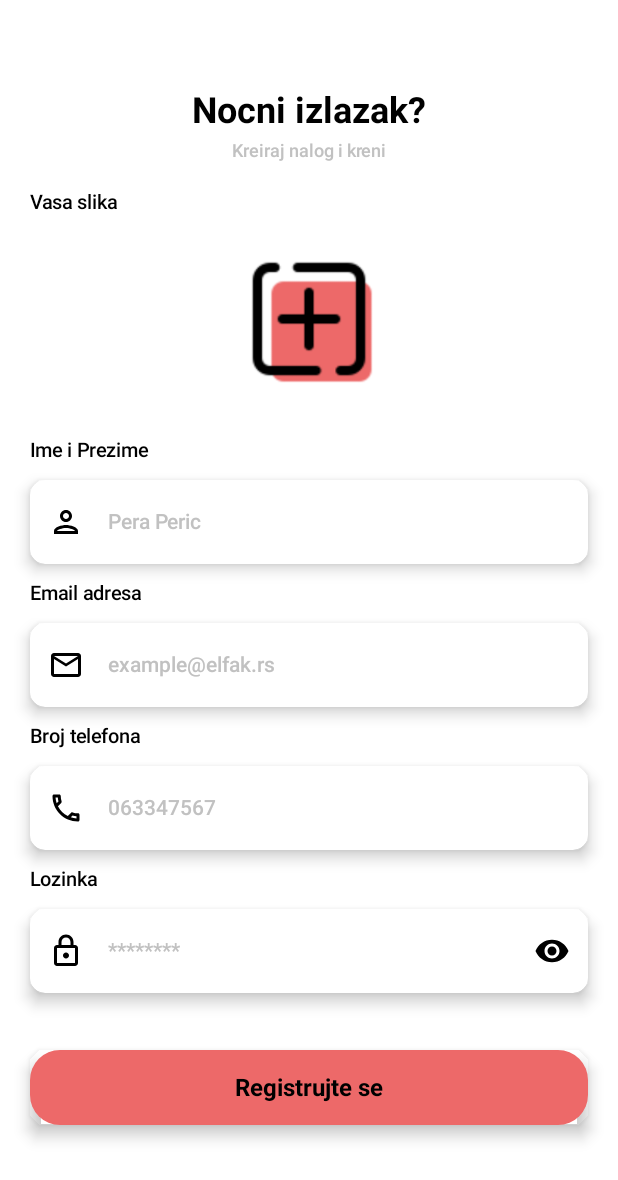
After one commit to lekeee/rmas, an Android app built with Jetpack Compose: the composable RegisterScreen called with empty values, on a phone screen of 412 x 824 dp. The commit adds this screen. Shown: the top 1180 px of the screen. Run offline under Robolectric (Android 15) with nearby library versions, the phone set to English and light mode, and no system bars.

Commit message:
Napravljen dizajn za Login i Register

```diff
--- /dev/null
+++ b/app/src/main/java/com/example/nightvibe/screens/RegisterScreen.kt
@@ -0,0 +1,137 @@
+package com.example.nightvibe.screens
+
+import android.net.Uri
+import androidx.compose.foundation.background
+import androidx.compose.foundation.layout.Box
+import androidx.compose.foundation.layout.Column
+import androidx.compose.foundation.layout.Row
+import androidx.compose.foundation.layout.Spacer
+import androidx.compose.foundation.layout.fillMaxSize
+import androidx.compose.foundation.layout.fillMaxWidth
+import androidx.compose.foundation.layout.height
+import androidx.compose.foundation.layout.padding
+import androidx.compose.foundation.rememberScrollState
+import androidx.compose.foundation.verticalScroll
+import androidx.compose.material.icons.Icons
+import androidx.compose.material.icons.outlined.Lock
+import androidx.compose.material.icons.outlined.MailOutline
+import androidx.compose.material.icons.outlined.Person
+import androidx.compose.material.icons.outlined.Phone
+import androidx.compose.runtime.Composable
+import androidx.compose.runtime.mutableStateOf
+import androidx.compose.runtime.remember
+import androidx.compose.ui.Modifier
+import androidx.compose.ui.graphics.Color
+import androidx.compose.ui.tooling.preview.Preview
+import androidx.compose.ui.unit.dp
+import androidx.navigation.NavController
+import com.example.nightvibe.screens.components.GreyText
+import com.example.nightvibe.screens.components.Heading1Text
+import com.example.nightvibe.screens.components.LabelForInput
+import com.example.nightvibe.screens.components.LoginRegisterButton
+import com.example.nightvibe.screens.components.PasswordInput
+import com.example.nightvibe.screens.components.TextInput
+import com.example.nightvibe.screens.components.UploadIcon
+
+@Composable
+fun RegisterScreen(navController: NavController?){
+    val email = remember { mutableStateOf("") }
+    val password = remember { mutableStateOf("") }
+    val fullName = remember { mutableStateOf("") }
+    val phoneNumber = remember { mutableStateOf("") }
+    val profileImage = remember { mutableStateOf(Uri.EMPTY) }
+
+    val isEmailError = remember { mutableStateOf(false) }
+    val emailErrorText = remember { mutableStateOf("") }
+
+    val isPasswordError = remember { mutableStateOf(false) }
+    val passwordErrorText = remember { mutableStateOf("") }
+
+    val isImageError = remember { mutableStateOf(false) }
+    val isFullNameError = remember { mutableStateOf(false) }
+    val isPhoneNumberError = remember { mutableStateOf(false) }
+
+    val isError = remember { mutableStateOf(false) }
+    val errorText = remember { mutableStateOf("") }
+
+    val buttonIsEnabled = remember { mutableStateOf(true) }
+    val isLoading = remember { mutableStateOf(false) }
+
+    Box(
+        modifier = Modifier
+            .fillMaxSize()
+            .background(Color.White)
+            .padding(20.dp)
+    ){
+        Column(
+            modifier = Modifier
+                .fillMaxWidth()
+                .verticalScroll(rememberScrollState())
+                .padding(bottom = 120.dp)
+        ){
+            Spacer(modifier = Modifier.height(40.dp))
+            Heading1Text(textValue = "Nocni izlazak?")
+            Spacer(modifier = Modifier.height(5.dp))
+            GreyText(textValue = "Kreiraj nalog i kreni")
+            Spacer(modifier = Modifier.height(20.dp))
+            LabelForInput(textValue = "Vasa slika")
+            UploadIcon()
+            Spacer(modifier = Modifier.height(10.dp))
+            LabelForInput(textValue = "Ime i Prezime")
+            Spacer(modifier = Modifier.height(10.dp))
+            TextInput(
+                isEmail = false,
+                inputValue = fullName,
+                inputText = "Pera Peric",
+                leadingIcon = Icons.Outlined.Person,
+                isError = isFullNameError,
+                errorText = emailErrorText
+            )
+            Spacer(modifier = Modifier.height(10.dp))
+            LabelForInput(textValue = "Email adresa")
+            Spacer(modifier = Modifier.height(10.dp))
+            TextInput(
+                isEmail = false,
+                inputValue = email,
+                inputText = "example@elfak.rs",
+                leadingIcon = Icons.Outlined.MailOutline,
+                isError = isEmailError,
+                errorText = emailErrorText
+            )
+            Spacer(modifier = Modifier.height(10.dp))
+            LabelForInput(textValue = "Broj telefona")
+            Spacer(modifier = Modifier.height(10.dp))
+            TextInput(
+                isEmail = false,
+                inputValue = phoneNumber,
+                inputText = "063347567",
+                leadingIcon = Icons.Outlined.Phone,
+                isError = isPhoneNumberError,
+                errorText = emailErrorText
+            )
+            Spacer(modifier = Modifier.height(10.dp))
+            LabelForInput(textValue = "Lozinka")
+            Spacer(modifier = Modifier.height(10.dp))
+            PasswordInput(
+                inputValue = password,
+                inputText = "********",
+                leadingIcon = Icons.Outlined.Lock,
+                isError = isPasswordError,
+                errorText = passwordErrorText
+            )
+            Spacer(modifier = Modifier.height(10.dp))
+            LoginRegisterButton(
+                buttonText = "Registrujte se",
+                isEnabled = buttonIsEnabled,
+                isLoading = isLoading) {
+
+            }
+        }
+    }
+}
+
+@Preview
+@Composable
+fun RegisterScreenPreview(){
+    RegisterScreen(navController = null)
+}
--- /dev/null
+++ b/app/src/main/java/com/example/nightvibe/screens/components/AppComponents.kt
@@ -0,0 +1,310 @@
+package com.example.nightvibe.screens.components
+
+import androidx.compose.foundation.Image
+import androidx.compose.foundation.background
+import androidx.compose.foundation.border
+import androidx.compose.foundation.layout.Box
+import androidx.compose.foundation.layout.fillMaxSize
+import androidx.compose.foundation.layout.fillMaxWidth
+import androidx.compose.foundation.layout.height
+import androidx.compose.foundation.layout.padding
+import androidx.compose.foundation.layout.size
+import androidx.compose.foundation.layout.width
+import androidx.compose.foundation.shape.RoundedCornerShape
+import androidx.compose.foundation.text.KeyboardOptions
+import androidx.compose.material.icons.Icons
+import androidx.compose.material.icons.filled.Visibility
+import androidx.compose.material.icons.filled.VisibilityOff
+import androidx.compose.material3.Button
+import androidx.compose.material3.ButtonDefaults
+import androidx.compose.material3.CircularProgressIndicator
+import androidx.compose.material3.Icon
+import androidx.compose.material3.IconButton
+import androidx.compose.material3.OutlinedTextField
+import androidx.compose.material3.OutlinedTextFieldDefaults
+import androidx.compose.material3.Text
+import androidx.compose.runtime.Composable
+import androidx.compose.runtime.MutableState
+import androidx.compose.runtime.mutableStateOf
+import androidx.compose.runtime.remember
+import androidx.compose.ui.Alignment
+import androidx.compose.ui.Modifier
+import androidx.compose.ui.draw.shadow
+import androidx.compose.ui.graphics.Color
+import androidx.compose.ui.graphics.vector.ImageVector
+import androidx.compose.ui.res.painterResource
+import androidx.compose.ui.text.TextStyle
+import androidx.compose.ui.text.font.FontWeight
+import androidx.compose.ui.text.input.KeyboardType
+import androidx.compose.ui.text.input.PasswordVisualTransformation
+import androidx.compose.ui.text.input.VisualTransformation
+import androidx.compose.ui.text.style.TextAlign
+import androidx.compose.ui.unit.dp
+import androidx.compose.ui.unit.sp
+import com.example.nightvibe.R
+import com.example.nightvibe.ui.theme.buttonDisabledColor
+import com.example.nightvibe.ui.theme.greyTextColor
+import com.example.nightvibe.ui.theme.mainColor
+
+@Composable
+fun Heading1Text(textValue: String){
+    Text(style = TextStyle(
+        color = Color.Black,
+        fontSize = 24.sp,
+        fontWeight = FontWeight.Bold,
+        textAlign = TextAlign.Center
+    ),
+        modifier = Modifier.fillMaxWidth(),
+        text = textValue
+    )
+}
+
+@Composable
+fun GreyText(textValue: String){
+    Text(style = TextStyle(
+        color = greyTextColor,
+        fontSize = 12.sp,
+        fontWeight = FontWeight.Medium,
+        textAlign = TextAlign.Center
+    ),
+        modifier = Modifier.fillMaxWidth(),
+        text = textValue
+    )
+}
+
+@Composable
+fun LabelForInput(textValue: String){
+    Text(style = TextStyle(
+        color = Color.Black,
+        fontSize = 13.sp,
+        fontWeight = FontWeight.Medium
+    ),
+        text = textValue
+    )
+}
+
+@Composable
+fun NightOutImage(){
+    Box(modifier = Modifier
+        .fillMaxWidth()
+        .padding(20.dp), contentAlignment = Alignment.Center){
+        Image(painter = painterResource(id = R.drawable.nightout),
+            contentDescription = "Login Image",
+            modifier = Modifier
+                .width(210.dp)
+                .height(210.dp)
+            )
+    }
+}
+
+@Composable
+fun UploadIcon(){
+    Box(modifier = Modifier
+        .fillMaxWidth()
+        .padding(20.dp), contentAlignment = Alignment.Center){
+        Image(painter = painterResource(id = R.drawable.plus),
+            contentDescription = "Login Image",
+            modifier = Modifier
+                .width(100.dp)
+                .height(100.dp)
+        )
+    }
+}
+
+@Composable
+fun TextInput(
+    isEmail: Boolean,
+    isNumber: Boolean = false,
+    inputValue: MutableState<String>,
+    inputText: String,
+    leadingIcon: ImageVector,
+    isError: MutableState<Boolean>,
+    errorText: MutableState<String>
+){
+    Box(
+        modifier = Modifier
+            .fillMaxWidth()
+            .padding(vertical = 2.dp)
+            .shadow(
+                6.dp,
+                shape = RoundedCornerShape(10.dp)
+            )
+            .border(
+                1.dp,
+                if (isError.value) Color.Red else Color.Transparent,
+                shape = RoundedCornerShape(10.dp)
+            )
+            .background(
+                Color.White,
+                shape = RoundedCornerShape(10.dp)
+            )
+    ){
+        OutlinedTextField(
+            value = inputValue.value,
+            onValueChange = { newValue ->
+                inputValue.value = newValue
+                isError.value = false
+            },
+            singleLine = true,
+            modifier = Modifier.fillMaxWidth(),
+            placeholder = {
+                Text(
+                    text = inputText,
+                    style = TextStyle(
+                        color = greyTextColor,
+                        fontWeight = FontWeight.Medium
+                    )
+                )
+            },
+            leadingIcon = {
+                Icon(imageVector = leadingIcon,
+                    contentDescription = "",
+                    tint = Color.Black)
+            },
+            colors = OutlinedTextFieldDefaults.colors(
+                focusedBorderColor = Color.Transparent,
+                unfocusedBorderColor = Color.Transparent,
+            ),
+            keyboardOptions = if(isEmail && !isNumber) KeyboardOptions(keyboardType = KeyboardType.Email) else if(!isEmail && isNumber) KeyboardOptions(keyboardType = KeyboardType.Number) else KeyboardOptions.Default
+        )
+    }
+    if(isError.value && errorText.value.isNotEmpty()) {
+        Text(
+            text = errorText.value,
+            modifier = Modifier.fillMaxWidth(),
+            style = TextStyle(
+                textAlign = TextAlign.Center,
+                color = Color.Red
+            )
+        )
+    }
+}
+
+@Composable
+fun PasswordInput(
+    inputValue: MutableState<String>,
+    inputText: String,
+    leadingIcon: ImageVector,
+    isError: MutableState<Boolean>,
+    errorText: MutableState<String>
+){
+    var showPassword = remember {
+        mutableStateOf(false)
+    }
+
+    Box(
+        modifier = Modifier
+            .fillMaxWidth()
+            .padding(vertical = 2.dp)
+            .shadow(
+                6.dp,
+                shape = RoundedCornerShape(10.dp)
+            )
+            .border(
+                1.dp,
+                if (isError.value) Color.Red else Color.Transparent,
+                shape = RoundedCornerShape(10.dp)
+            )
+            .background(
+                Color.White,
+                shape = RoundedCornerShape(10.dp)
+            )
+    ){
+        OutlinedTextField(
+            value = inputValue.value,
+            onValueChange = { newValue ->
+                inputValue.value = newValue
+                isError.value = false
+            },
+            singleLine = true,
+            modifier = Modifier.fillMaxWidth(),
+            placeholder = {
+                Text(
+                    text = inputText,
+                    style = TextStyle(
+                        color = greyTextColor,
+                        fontWeight = FontWeight.Medium
+                    )
+                )
+            },
+            leadingIcon = {
+                Icon(imageVector = leadingIcon,
+                    contentDescription = "",
+                    tint = Color.Black)
+            },
+            trailingIcon = {
+                IconButton(onClick = {
+                    showPassword.value = !showPassword.value
+                }) {
+                    Icon(
+                        imageVector = if(!showPassword.value) Icons.Filled.Visibility else Icons.Filled.VisibilityOff,
+                        contentDescription = "",
+                        tint = Color.Black
+                    )
+                }
+            },
+            colors = OutlinedTextFieldDefaults.colors(
+                focusedBorderColor = Color.Transparent,
+                unfocusedBorderColor = Color.Transparent,
+            ),
+            visualTransformation = if(!showPassword.value) PasswordVisualTransformation() else VisualTransformation.None,
+            keyboardOptions = KeyboardOptions(keyboardType = KeyboardType.Password)
+        )
+    }
+    if(isError.value && errorText.value.isNotEmpty()) {
+        Text(
+            text = errorText.value,
+            modifier = Modifier.fillMaxWidth(),
+            style = TextStyle(
+                textAlign = TextAlign.Center,
+                color = Color.Red
+            )
+        )
+    }else{
+        Text(text = " ")
+    }
+}
+
+@Composable
+fun LoginRegisterButton(
+    buttonText: String,
+    isEnabled: MutableState<Boolean>,
+    isLoading: MutableState<Boolean>,
+    onClick: () -> Unit
+){
+    Button(
+        onClick = onClick,
+        modifier = Modifier.padding(vertical = 2.dp)
+            .height(50.dp). shadow(6.dp, shape = RoundedCornerShape(10.dp)),
+        colors = ButtonDefaults.buttonColors(
+            containerColor = mainColor,
+            contentColor = Color.Black,
+            disabledContainerColor = buttonDisabledColor,
+            disabledContentColor = Color.White
+        ),
+        shape = RoundedCornerShape(20.dp),
+        enabled = isEnabled.value
+
+    ) {
+        Box(
+            contentAlignment = Alignment.Center,
+            modifier = Modifier.fillMaxSize()
+        ) {
+            if (isLoading.value) {
+                CircularProgressIndicator(
+                    modifier = Modifier.size(24.dp),
+                    color = Color.White,
+                    strokeWidth = 2.dp
+                )
+            } else {
+                Text(
+                    text = buttonText,
+                    style = TextStyle(
+                        fontWeight = FontWeight.Bold,
+                        fontSize = 16.sp
+                    )
+                )
+            }
+        }
+    }
+}
--- a/app/src/main/java/com/example/nightvibe/ui/theme/Color.kt
+++ b/app/src/main/java/com/example/nightvibe/ui/theme/Color.kt
@@ -9,3 +9,7 @@ val Pink80 = Color(0xFFEFB8C8)
 val Purple40 = Color(0xFF6650a4)
 val PurpleGrey40 = Color(0xFF625b71)
 val Pink40 = Color(0xFF7D5260)
+
+val greyTextColor = Color(0xFFC1C1C1)
+val mainColor = Color(0xFFED6969)
+val buttonDisabledColor = Color(0xFFC5F0D1)
--- a/build.gradle.kts
+++ b/build.gradle.kts
@@ -1,3 +1,8 @@
+buildscript {
+    dependencies {
+        classpath(libs.google.services)
+    }
+}
 // Top-level build file where you can add configuration options common to all sub-projects/modules.
 plugins {
     alias(libs.plugins.androidApplication) apply false
--- a/gradle/libs.versions.toml
+++ b/gradle/libs.versions.toml
@@ -8,6 +8,8 @@ espressoCore = "3.5.1"
 lifecycleRuntimeKtx = "2.7.0"
 activityCompose = "1.8.2"
 composeBom = "2023.08.00"
+googleServices = "4.4.2"
+firebaseAuth = "23.0.0"
 
 [libraries]
 androidx-core-ktx = { group = "androidx.core", name = "core-ktx", version.ref = "coreKtx" }
@@ -24,6 +26,8 @@ androidx-ui-tooling-preview = { group = "androidx.compose.ui", name = "ui-toolin
 androidx-ui-test-manifest = { group = "androidx.compose.ui", name = "ui-test-manifest" }
 androidx-ui-test-junit4 = { group = "androidx.compose.ui", name = "ui-test-junit4" }
 androidx-material3 = { group = "androidx.compose.material3", name = "material3" }
+google-services = { group = "com.google.gms", name = "google-services", version.ref = "googleServices" }
+firebase-auth = { group = "com.google.firebase", name = "firebase-auth", version.ref = "firebaseAuth" }
 
 [plugins]
 androidApplication = { id = "com.android.application", version.ref = "agp" }
```
Also changed, not shown: app/build.gradle.kts (+6 -1 lines), app/src/main/java/com/example/nightvibe/MainActivity.kt (+3 -35 lines), app/src/main/java/com/example/nightvibe/NightVibe.kt (added, +14 -0 lines), app/src/main/java/com/example/nightvibe/navigation/Router.kt (added, +21 -0 lines), app/src/main/java/com/example/nightvibe/navigation/Routes.kt (added, +7 -0 lines), app/src/main/java/com/example/nightvibe/screens/IndexScreen.kt (added, +9 -0 lines), app/src/main/java/com/example/nightvibe/screens/LoginScreen.kt (added, +89 -0 lines), app/src/main/res/drawable/plus.png (added), app/src/main/res/drawable/whiskey.png (added), 1 other file.
